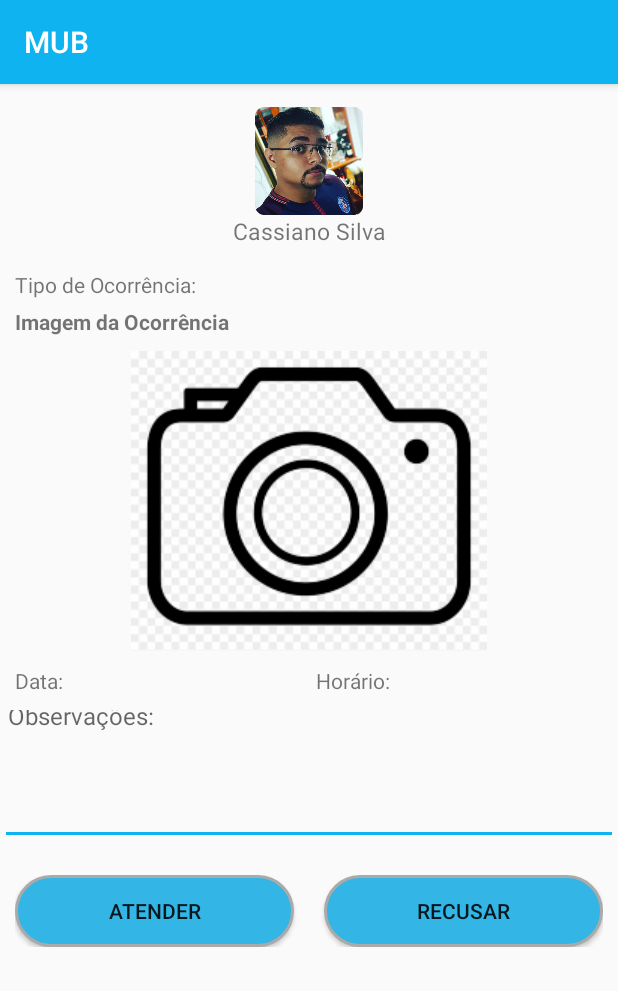
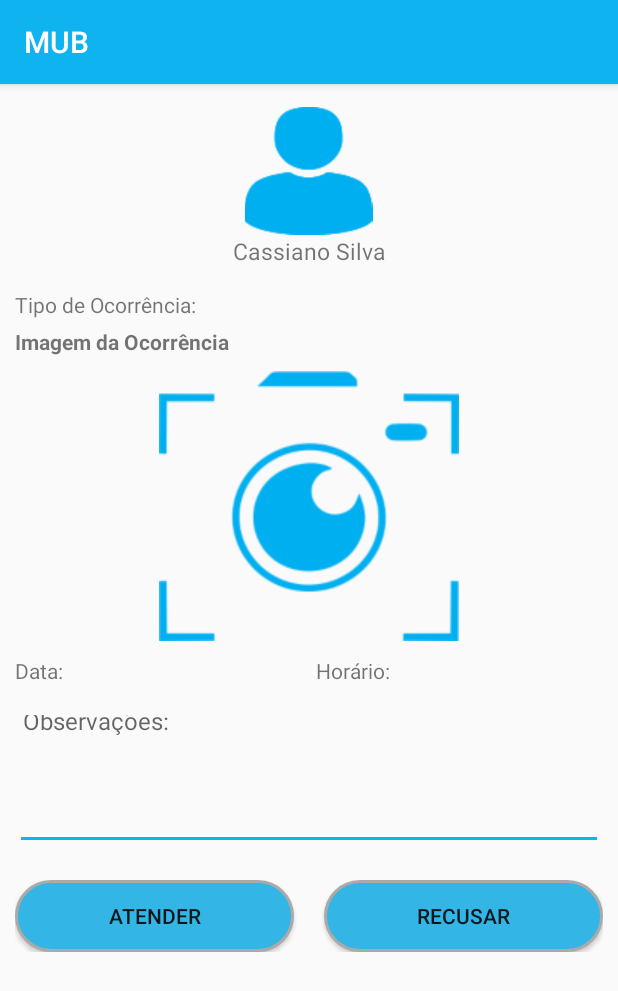
Before and after one commit to CassianoPersil/MUB3, an Android app: the AtenderOcorrencia screen opened directly, with no data from a screen before it, on a phone screen of 412 x 824 dp. Shown: the top 991 px of the screen. Run offline under Robolectric (Android 15) with nearby library versions, the phone set to English and light mode, and no system bars.

Commit message:
Alteração das imagens na tela de Atender Ocorrencia

```diff
--- a/app/src/main/res/layout/activity_atender_ocorrencia.xml
+++ b/app/src/main/res/layout/activity_atender_ocorrencia.xml
@@ -15,16 +15,17 @@
             android:layout_width="match_parent"
             android:layout_height="wrap_content"
             android:layout_marginLeft="10dp"
-            android:layout_marginTop="15dp"
+            android:layout_marginTop="10dp"
             android:layout_marginRight="10dp"
             android:orientation="vertical">
 
             <ImageView
                 android:id="@+id/imgUsuario"
-                android:layout_width="match_parent"
-                android:layout_height="wrap_content"
+                android:layout_width="90dp"
+                android:layout_height="85dp"
                 android:layout_gravity="center"
-                app:srcCompat="@mipmap/ic_menuser2_round" />
+                android:layout_marginTop="5dp"
+                app:srcCompat="@drawable/icone_usuario" />
 
             <TextView
                 android:id="@+id/idNomeUsuario"
@@ -80,7 +81,7 @@
                 android:layout_height="wrap_content"
                 android:layout_gravity="center"
                 android:layout_marginTop="10dp"
-                app:srcCompat="@drawable/iconcameraoco" />
+                app:srcCompat="@drawable/camera_ocorrencia" />
         </LinearLayout>
 
         <LinearLayout
@@ -127,6 +128,9 @@
                 android:id="@+id/ctObservacoes"
                 android:layout_width="match_parent"
                 android:layout_height="100dp"
+                android:layout_marginLeft="10dp"
+                android:layout_marginTop="10dp"
+                android:layout_marginRight="10dp"
                 android:ems="10"
                 android:hint="@string/Caixa_Observações"
                 android:inputType="textPersonName"
```
